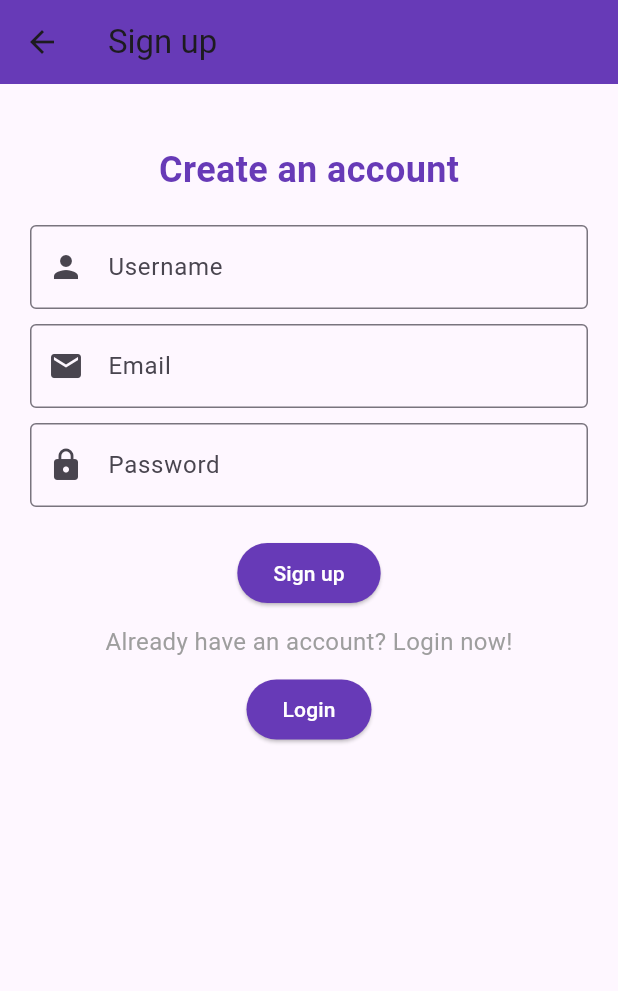
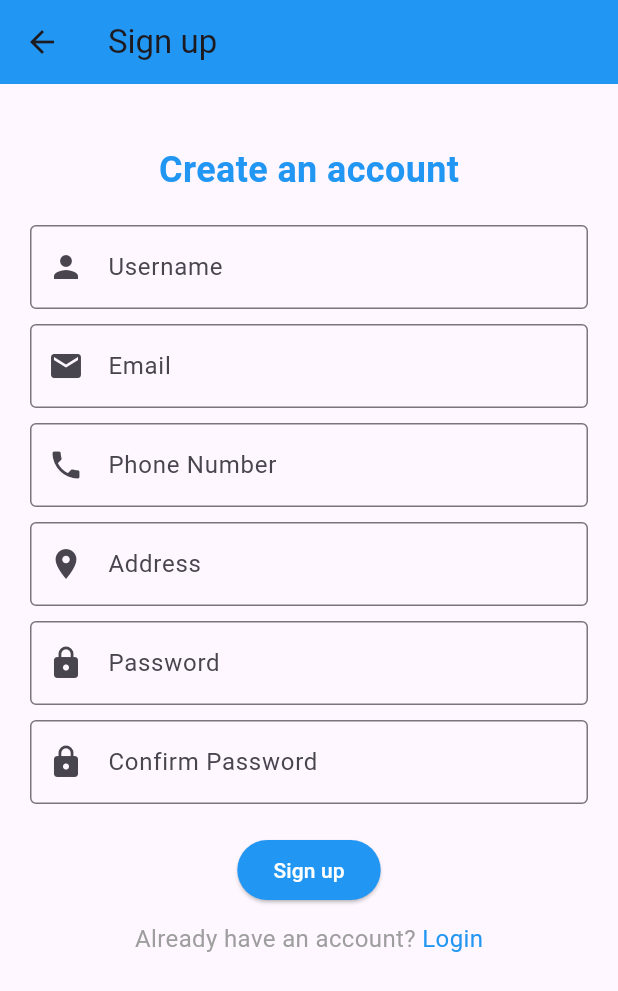
Before and after one commit to dhruvmaratha/lets_talk_chat, a Flutter app: the screen it shows after launch, after a tap on "Login", after a tap on "Sign up", on a phone screen of 412 x 824 dp. Shown: the top 991 px of the screen. Run offline on Flutter 3.47's test engine with Material 3 defaults, Android fonts, the phone set to English and light mode, and no system bars; our stand-ins replace flutter_secure_storage, google_sign_in, shared_preferences; missing offline and left inert: flutter_login_facebook; network calls fail.

Commit message:
Normal Changes

```diff
--- a/lib/main.dart
+++ b/lib/main.dart
@@ -1,32 +1,28 @@
 import 'package:flutter/material.dart';
-import 'package:flutter/widgets.dart';
-import 'package:lets_talk_chat/screens/ChatScreen.dart';
+import 'package:flutter_secure_storage/flutter_secure_storage.dart';
 import 'package:lets_talk_chat/screens/ChatScreen1.dart';
-import 'package:lets_talk_chat/screens/ChatScreen2.dart';
-import 'package:lets_talk_chat/screens/HomeScreen.dart';
 import 'package:lets_talk_chat/screens/LoginScreen.dart';
-import 'package:lets_talk_chat/screens/SplashScreen.dart';
-import 'package:lets_talk_chat/screens/routes.dart';
-import 'package:lets_talk_chat/screens/shared_preferences.dart';
 
-void main() async {
+
+void main() {
   WidgetsFlutterBinding.ensureInitialized();
-  await SharedPreferencesService.init();
-
-  runApp(MyApp());
+  runApp(const MyApp());
 }
 
 class MyApp extends StatelessWidget {
+  const MyApp({Key? key}) : super(key: key);
+
   @override
   Widget build(BuildContext context) {
     return MaterialApp(
       title: 'Let\'s Talk',
-      themeMode: ThemeMode.system,
-      initialRoute: Routes.start,
+      theme: ThemeData(
+        primarySwatch: Colors.deepPurple,
+      ),
+      home: LoginScreen(),
       routes: {
-        Routes.start:(context) => SplashScreen(),
-        Routes.login: (context) => LoginScreen(),
-        Routes.chat: (context) => ChatScreen1(),
+        '/login': (context) => LoginScreen(),
+        '/chat': (context) => ChatScreen1(),
       },
     );
   }
--- a/lib/screens/LoginScreen.dart
+++ b/lib/screens/LoginScreen.dart
@@ -1,9 +1,10 @@
 import 'package:flutter/material.dart';
 import 'package:lets_talk_chat/screens/ChatScreen1.dart';
-import 'package:lets_talk_chat/screens/ChatScreen2.dart';
 import 'package:lets_talk_chat/screens/HomeScreen.dart';
 import 'package:lets_talk_chat/screens/SignUpScreen.dart';
 import 'package:shared_preferences/shared_preferences.dart';
+import 'package:flutter_login_facebook/flutter_login_facebook.dart';
+import 'package:google_sign_in/google_sign_in.dart';
 
 class LoginScreen extends StatefulWidget {
   @override
@@ -13,13 +14,18 @@ class LoginScreen extends StatefulWidget {
 class _LoginScreenState extends State<LoginScreen> {
   final _formKey = GlobalKey<FormState>();
   late String _username, _password;
+  bool _obscureText = true;
+  bool _rememberMe = false;
+
+  final FacebookLogin facebookLogin = FacebookLogin();
+  final GoogleSignIn googleSignIn = GoogleSignIn();
 
   @override
   Widget build(BuildContext context) {
     return Scaffold(
         appBar: AppBar(
           title: Text('Let\'s Talk'),
-        backgroundColor: Colors.deepPurple,
+          backgroundColor: Colors.blue,
         ),
         body: Padding(
         padding: const EdgeInsets.all(20.0),
@@ -33,7 +39,7 @@ class _LoginScreenState extends State<LoginScreen> {
     style: TextStyle(
     fontSize: 24,
     fontWeight: FontWeight.bold,
-                  color: Colors.deepPurple,
+    color: Colors.blue,
     ),
     ),
     SizedBox(height: 20),
@@ -57,8 +63,16 @@ class _LoginScreenState extends State<LoginScreen> {
     labelText: 'Password',
     border: OutlineInputBorder(),
     prefixIcon: Icon(Icons.lock),
+    suffixIcon: IconButton(
+    icon: Icon(_obscureText? Icons.visibility_off : Icons.visibility),
+    onPressed: () {
+    setState(() {
+    _obscureText =!_obscureText;
+    });
+    },
     ),
-                obscureText: true,
+    ),
+    obscureText: _obscureText,
     validator: (value) {
     if (value!.isEmpty) {
     return 'Please enter a password';
@@ -66,6 +80,16 @@ class _LoginScreenState extends State<LoginScreen> {
     return null;
     },
     onSaved: (value) => _password = value!,
+    ),
+    SizedBox(height: 10),
+    CheckboxListTile(
+    title: Text('Remember Me'),
+    value: _rememberMe,
+    onChanged: (value) {
+    setState(() {
+    _rememberMe = value!;
+    });
+    },
     ),
     SizedBox(height: 20),
     ElevatedButton(
@@ -95,7 +119,7 @@ class _LoginScreenState extends State<LoginScreen> {
     },
     child: Text('Login'),
     style: ElevatedButton.styleFrom(
-                  foregroundColor: Colors.white, backgroundColor: Colors.deepPurple,
+    foregroundColor: Colors.white, backgroundColor: Colors.blue[800],
     ),
     ),
     SizedBox(height: 10),
@@ -116,8 +140,51 @@ class _LoginScreenState extends State<LoginScreen> {
     },
     child: Text('Sign up'),
     style: ElevatedButton.styleFrom(
-                  foregroundColor: Colors.white, backgroundColor: Colors.deepPurple,
+    foregroundColor: Colors.white, backgroundColor: Colors.blue[800],
     ),
+    ),
+    SizedBox(height: 20),
+    ElevatedButton(
+    onPressed: () async {
+    final FacebookLoginResult result =
+    await facebookLogin.logIn(customPermissions: ['email']);
+    switch (result.status) {
+    case FacebookLoginStatus.success:
+    // Login successful
+    break;
+    case FacebookLoginStatus.cancel:
+    // Login cancelled by user
+    break;
+    case FacebookLoginStatus.error:
+    // Login error
+    break;
+    }
+    },
+    child: Text('Login with Facebook'),
+    style: ElevatedButton.styleFrom(
+    foregroundColor: Colors.white, backgroundColor: Colors.blue,
+    ),
+    ),
+      SizedBox(height: 10),
+      ElevatedButton(
+        onPressed: () async {
+          final GoogleSignInAccount? googleUser =
+          await googleSignIn.signIn();
+          final GoogleSignInAuthentication? googleAuth =
+          await googleUser?.authentication;
+          // Login successful
+        },
+        child: Text('Login with Google'),
+        style: ElevatedButton.styleFrom(
+          foregroundColor: Colors.white, backgroundColor: Colors.red,
+        ),
+      ),
+      SizedBox(height: 10),
+      TextButton(
+        onPressed: () {
+          // Implement password reset functionality
+        },
+        child: Text('Forgot Password'),
       ),
     ],
     ),
@@ -128,7 +195,7 @@ class _LoginScreenState extends State<LoginScreen> {
 
   Future<bool> authenticateUser(String username, String password) async {
     // Implement authentication logic here
-    // For now,just return true if the username and password are not empty
+    // For now, just return true if the username and password are not empty
     return username.isNotEmpty && password.isNotEmpty;
   }
 }
--- a/lib/screens/SignUpScreen.dart
+++ b/lib/screens/SignUpScreen.dart
@@ -1,5 +1,6 @@
 // lib/sign_up_screen.dart
 import 'package:flutter/material.dart';
+import 'package:lets_talk_chat/screens/LoginScreen.dart';
 import 'package:shared_preferences/shared_preferences.dart';
 
 class SignUpScreen extends StatefulWidget {
@@ -9,14 +10,14 @@ class SignUpScreen extends StatefulWidget {
 
 class _SignUpScreenState extends State<SignUpScreen> {
   final _formKey = GlobalKey<FormState>();
-  late String _username, _password, _email;
+  late String _username, _password, _confirmPassword, _email, _phoneNumber, _address;
 
   @override
   Widget build(BuildContext context) {
     return Scaffold(
         appBar: AppBar(
           title: Text('Sign up'),
-        backgroundColor: Colors.deepPurple,
+          backgroundColor: Colors.blue,
         ),
         body: Padding(
         padding: const EdgeInsets.all(20.0),
@@ -30,7 +31,7 @@ class _SignUpScreenState extends State<SignUpScreen> {
     style: TextStyle(
     fontSize: 24,
     fontWeight: FontWeight.bold,
-                  color: Colors.deepPurple,
+    color: Colors.blue,
     ),
     ),
     SizedBox(height: 20),
@@ -40,12 +41,7 @@ class _SignUpScreenState extends State<SignUpScreen> {
     border: OutlineInputBorder(),
     prefixIcon: Icon(Icons.person),
     ),
-                validator: (value) {
-                  if (value!.isEmpty) {
-                    return 'Please enter a username';
-                  }
-                  return null;
-                },
+    validator: (value) => value!.isEmpty? 'Please enter a username' : null,
     onSaved: (value) => _username = value!,
     ),
     SizedBox(height: 10),
@@ -55,13 +51,28 @@ class _SignUpScreenState extends State<SignUpScreen> {
     border: OutlineInputBorder(),
     prefixIcon: Icon(Icons.email),
     ),
-                validator: (value) {
-                  if (value!.isEmpty) {
-                    return 'Please enter an email';
-                  }
-                  return null;
-                },
+    validator: (value) => value!.isEmpty? 'Please enter an email' : null,
     onSaved: (value) => _email = value!,
+    ),
+    SizedBox(height: 10),
+    TextFormField(
+    decoration: InputDecoration(
+    labelText: 'Phone Number',
+    border: OutlineInputBorder(),
+    prefixIcon: Icon(Icons.phone),
+    ),
+    validator: (value) => value!.isEmpty? 'Please enter a phone number' : null,
+    onSaved: (value) => _phoneNumber = value!,
+    ),
+    SizedBox(height: 10),
+    TextFormField(
+    decoration: InputDecoration(
+    labelText: 'Address',
+    border: OutlineInputBorder(),
+    prefixIcon: Icon(Icons.location_on),
+    ),
+    validator: (value) => value!.isEmpty? 'Please enter an address' : null,
+    onSaved: (value) => _address = value!,
     ),
     SizedBox(height: 10),
     TextFormField(
@@ -71,13 +82,27 @@ class _SignUpScreenState extends State<SignUpScreen> {
     prefixIcon: Icon(Icons.lock),
     ),
     obscureText: true,
+    validator: (value) => value!.isEmpty? 'Please enter a password' : null,
+    onSaved: (value) => _password = value!,
+    ),
+    SizedBox(height: 10),
+    TextFormField(
+    decoration: InputDecoration(
+    labelText: 'Confirm Password',
+    border: OutlineInputBorder(),
+    prefixIcon: Icon(Icons.lock),
+    ),
+    obscureText: true,
     validator: (value) {
     if (value!.isEmpty) {
-                    return 'Please enter a password';
+    return 'Please confirm your password';
+    }
+    if (value!= _password) {
+    return 'Passwords do not match';
     }
     return null;
     },
-                onSaved: (value) => _password = value!,
+    onSaved: (value) => _confirmPassword = value!,
     ),
     SizedBox(height: 20),
     ElevatedButton(
@@ -85,7 +110,7 @@ class _SignUpScreenState extends State<SignUpScreen> {
     if (_formKey.currentState!.validate()) {
     _formKey.currentState!.save();
     // Create user account
-                    bool isCreated = await createUserAccount(_username, _email, _password);
+    bool isCreated = await createUserAccount(_username, _email, _password, _phoneNumber, _address);
     if (isCreated) {
     // Save user credentials to shared preferences
     SharedPreferences prefs = await SharedPreferences.getInstance();
@@ -93,7 +118,10 @@ class _SignUpScreenState extends State<SignUpScreen> {
     prefs.setString('password', _password);
 
     // Navigate to login screen
-                      Navigator.pop(context);
+    Navigator.pushReplacement(
+    context,
+    MaterialPageRoute(builder: (context) => LoginScreen()),
+    );
     } else {
     // Show error message
     ScaffoldMessenger.of(context).showSnackBar(
@@ -104,26 +132,36 @@ class _SignUpScreenState extends State<SignUpScreen> {
     },
     child: Text('Sign up'),
     style: ElevatedButton.styleFrom(
-                  foregroundColor: Colors.white, backgroundColor: Colors.deepPurple,
+    foregroundColor: Colors.white, backgroundColor: Colors.blue
     ),
     ),
     SizedBox(height: 10),
+    Row(
+    mainAxisAlignment: MainAxisAlignment.center,
+    children: [
     Text(
-                'Already have an account? Login now!',
+    'Already have an account? ',
     style: TextStyle(
     fontSize: 16,
     color: Colors.grey,
     ),
     ),
-              SizedBox(height: 10),
-              ElevatedButton(
-                onPressed: () {
-                  Navigator.pop(context);
+    GestureDetector(
+    onTap: () {
+    Navigator.push(
+    context,
+    MaterialPageRoute(builder: (context) => LoginScreen()),
+    );
     },
-                child: Text('Login'),
-                style: ElevatedButton.styleFrom(
-                  foregroundColor: Colors.white, backgroundColor: Colors.deepPurple,
+    child: Text(
+    'Login',
+    style: TextStyle(
+    fontSize: 16,
+      color: Colors.blue,
     ),
+    ),
+    ),
+    ],
     ),
     ],
     ),
@@ -132,9 +170,9 @@ class _SignUpScreenState extends State<SignUpScreen> {
     );
   }
 
-  Future<bool> createUserAccount(String username, String email, String password) async {
-    // Implement user account creation logichere
-    // For now, let's just return true if the username, email, and password are not empty
-    return username.isNotEmpty && email.isNotEmpty && password.isNotEmpty;
+  Future<bool> createUserAccount(String username, String email, String password, String phoneNumber, String address) async {
+    // Implement your user account creation logic here
+    // For demonstration purposes, I'll just return true
+    return true;
   }
 }
```
Also changed, not shown: lib/screens/ChatScreen1.dart (+9 -1 lines), pubspec.yaml (+6 -2 lines), pubspec.lock. Lines whose indentation alone changed are shown as unchanged.
